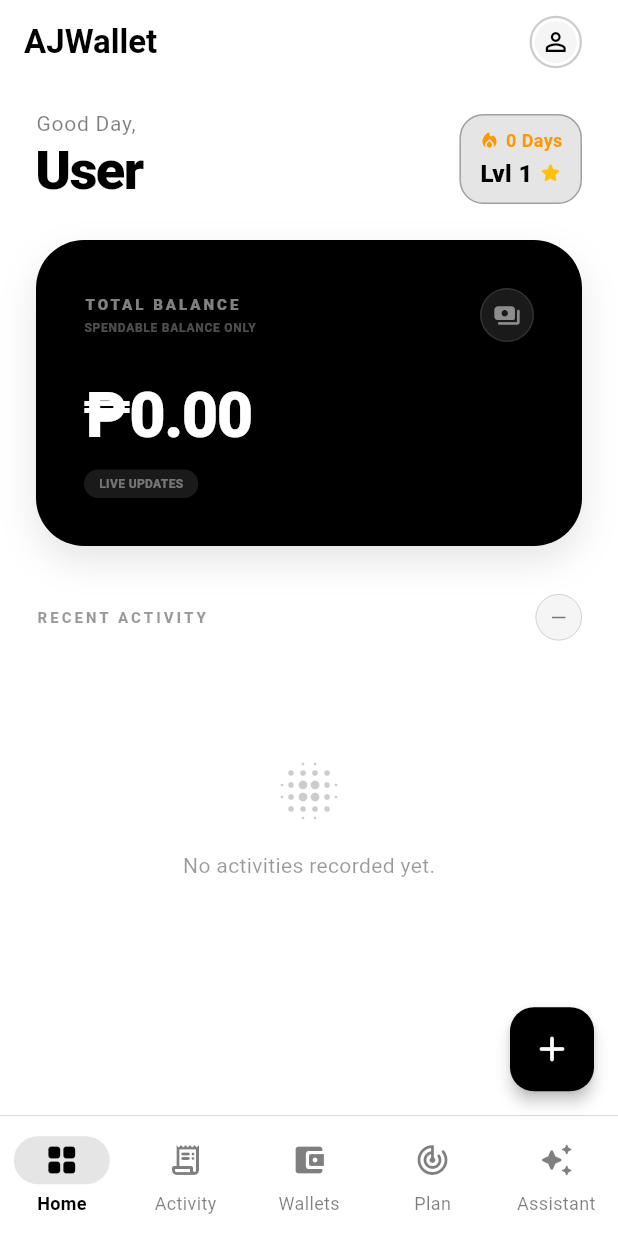
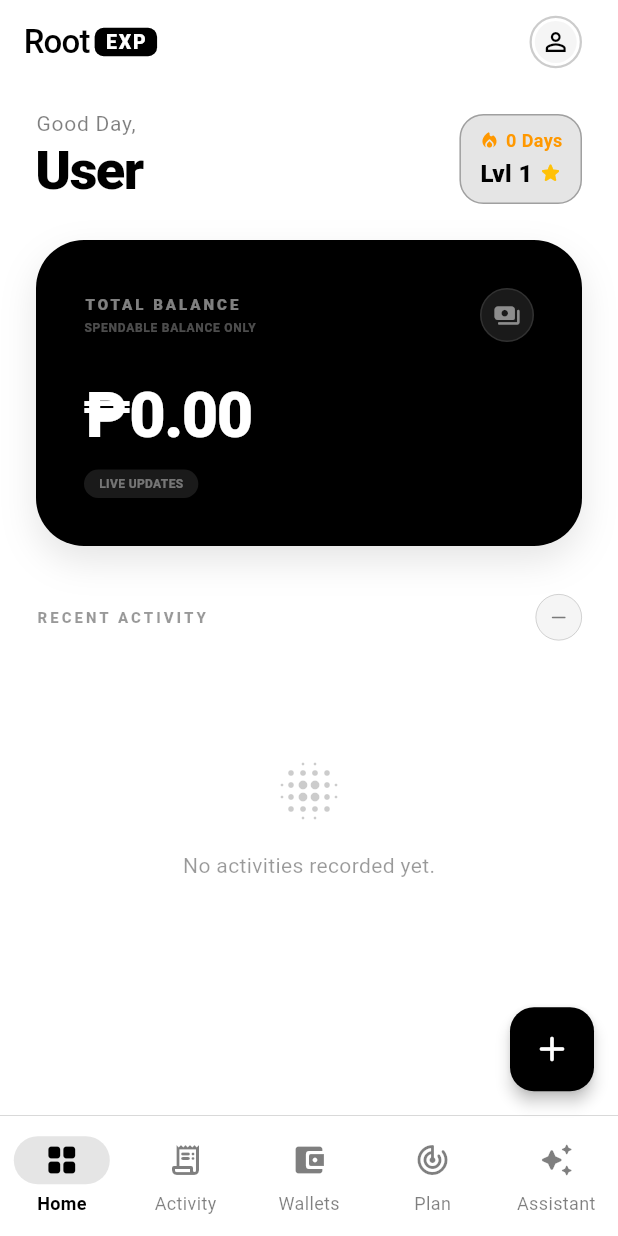
Before and after one commit to AlexandreJustinRepia/ajWallet, a Flutter app: the DashboardScreen screen opened directly, on a phone screen of 412 x 824 dp. Run offline on Flutter 3.47's test engine with Material 3 defaults, Android fonts, the phone set to English and light mode, and no system bars; our stand-ins replace confetti, connectivity_plus, file_picker, fl_chart, flutter_colorpicker, hive and 4 more; missing offline and left inert: encrypt; accounts and stored records are empty; network calls fail.

Commit message:
new title design

```diff
--- a/lib/dashboard_screen.dart
+++ b/lib/dashboard_screen.dart
@@ -120,6 +120,43 @@ class _DashboardScreenState extends State<DashboardScreen> {
   void _refresh() => setState(() {});
 
   // ---------------------------------------------------------------------------
+  // Branded title widget
+  // ---------------------------------------------------------------------------
+
+  Widget _buildRootExpTitle(ThemeData theme) {
+    return Row(
+      mainAxisSize: MainAxisSize.min,
+      crossAxisAlignment: CrossAxisAlignment.center,
+      children: [
+        Text(
+          'Root',
+          style: theme.textTheme.titleLarge?.copyWith(
+            fontWeight: FontWeight.w500,
+            letterSpacing: -0.5,
+          ),
+        ),
+        const SizedBox(width: 3),
+        Container(
+          padding: const EdgeInsets.symmetric(horizontal: 7, vertical: 2),
+          decoration: BoxDecoration(
+            color: theme.primaryColor,
+            borderRadius: BorderRadius.circular(6),
+          ),
+          child: Text(
+            'EXP',
+            style: TextStyle(
+              color: theme.colorScheme.onPrimary,
+              fontWeight: FontWeight.w900,
+              fontSize: 13,
+              letterSpacing: 1.2,
+            ),
+          ),
+        ),
+      ],
+    );
+  }
+
+  // ---------------------------------------------------------------------------
   // App Bar
   // ---------------------------------------------------------------------------
 
@@ -128,7 +165,7 @@ class _DashboardScreenState extends State<DashboardScreen> {
     2 => 'Wallets',
     3 => 'Planning',
     4 => 'Assistant',
-    _ => 'AJWallet',
+    _ => 'RootEXP',
   };
 
   @override
@@ -525,7 +562,9 @@ class _DashboardScreenState extends State<DashboardScreen> {
     return Scaffold(
       backgroundColor: theme.scaffoldBackgroundColor,
       appBar: AppBar(
-        title: Text(_appBarTitle, style: theme.textTheme.titleLarge),
+        title: _selectedIndex == 0
+            ? _buildRootExpTitle(theme)
+            : Text(_appBarTitle, style: theme.textTheme.titleLarge),
         automaticallyImplyLeading: false,
         actions: [_buildProfileMenu(context, theme)],
       ),
@@ -795,7 +834,7 @@ class _DashboardScreenState extends State<DashboardScreen> {
           _buildPopupItem(Icons.palette_outlined, 'Theme Settings', 'theme'),
           _buildPopupItem(Icons.account_circle_outlined, 'Account', 'account'),
           _buildPopupItem(Icons.security_rounded, 'Security', 'security'),
-          _buildPopupItem(Icons.info_outline_rounded, 'About AJ Wallet', 'about'),
+          _buildPopupItem(Icons.info_outline_rounded, 'About RootEXP', 'about'),
           const PopupMenuDivider(),
           _buildPopupItem(
             Icons.logout_rounded,
--- a/lib/main.dart
+++ b/lib/main.dart
@@ -38,7 +38,7 @@ class MyApp extends StatelessWidget {
       valueListenable: ThemeService.themeNotifier,
       builder: (context, themeState, _) {
         return MaterialApp(
-          title: 'AJ Wallet',
+          title: 'RootEXP',
           debugShowCheckedModeBanner: false,
           theme: themeState.lightTheme.toThemeData(),
           darkTheme: themeState.darkTheme.toThemeData(),
```
Also changed, not shown: assets/logo/logo.png, 1 other file.
